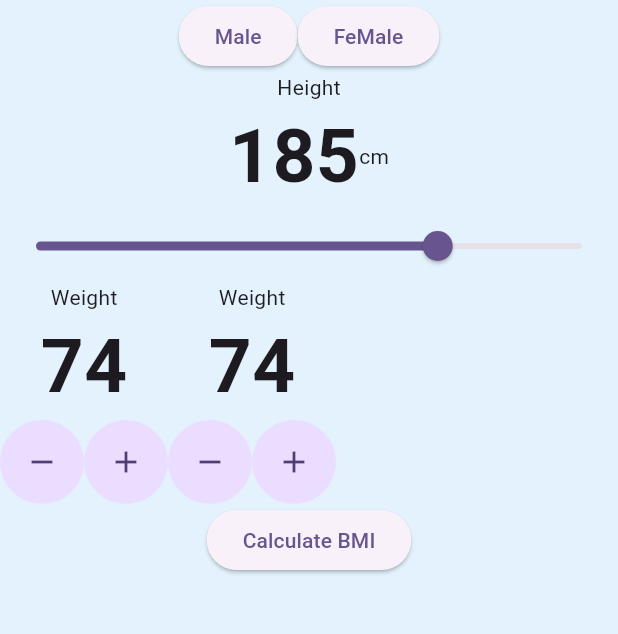
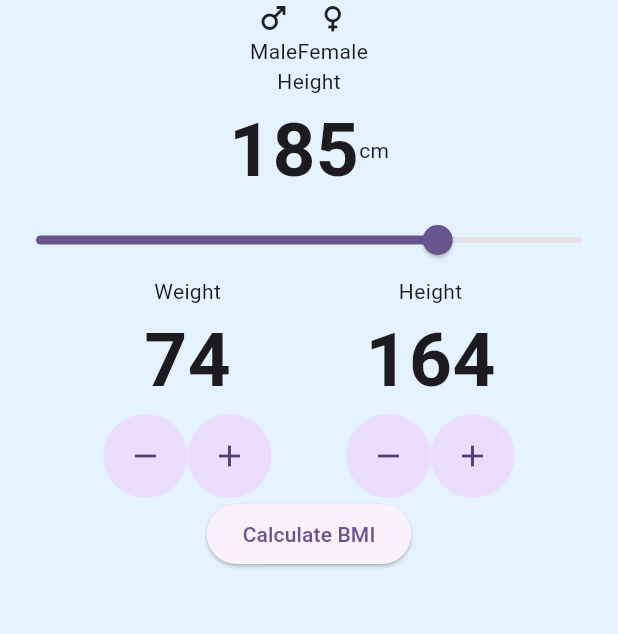
Before and after one commit to Minokainduwara/BMI_calculator, a Flutter app: the screen it shows after launch, on a phone screen of 412 x 824 dp, the part 84-718 px from its top. Run offline on Flutter 3.47's test engine with Material 3 defaults, Android fonts, the phone set to English and light mode, and no system bars.

Commit message:
basic ui

```diff
--- a/lib/bmi_calculator.dart
+++ b/lib/bmi_calculator.dart
@@ -27,8 +27,19 @@ class _BMICalculatorPageState extends State<BMICalculatorPage> {
               Row(
                 mainAxisAlignment: MainAxisAlignment.center,
                 children: [
-                  ElevatedButton(onPressed: () {}, child: Text("Male")),
-                  ElevatedButton(onPressed: () {}, child: Text("FeMale")),
+                  Column(
+                    children: [
+                      Icon(Icons.male),
+                      Text("Male")
+                    ],
+                  ),
+
+                  Column(
+                    children: [
+                      Icon(Icons.female),
+                      Text("Female")
+                    ],
+                  ),
                   ],
               ),
               Column(
@@ -54,6 +65,7 @@ class _BMICalculatorPageState extends State<BMICalculatorPage> {
                 ]
               ),
               Row(
+                mainAxisAlignment: MainAxisAlignment.center,
                 children: [
                   Column(
                     children: [
@@ -93,11 +105,11 @@ class _BMICalculatorPageState extends State<BMICalculatorPage> {
                       ),
                     ],
                   ),
-
+                  SizedBox(width: 50),
                   Column(
                     children: [
-                      Text("Weight"),
-                      Text("74",style: TextStyle(
+                      Text("Height"),
+                      Text("164",style: TextStyle(
                         fontSize: 50,
                         fontWeight: FontWeight.bold,
                       )
```
